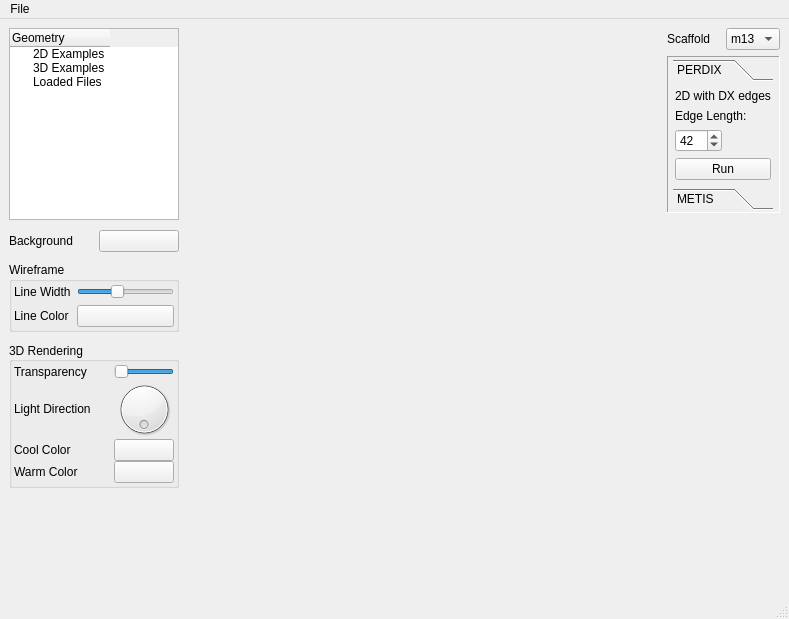
Before: the Qt Designer form ui/AthenaMainWindow.ui in lcbb/athena, drawn with Qt 5.
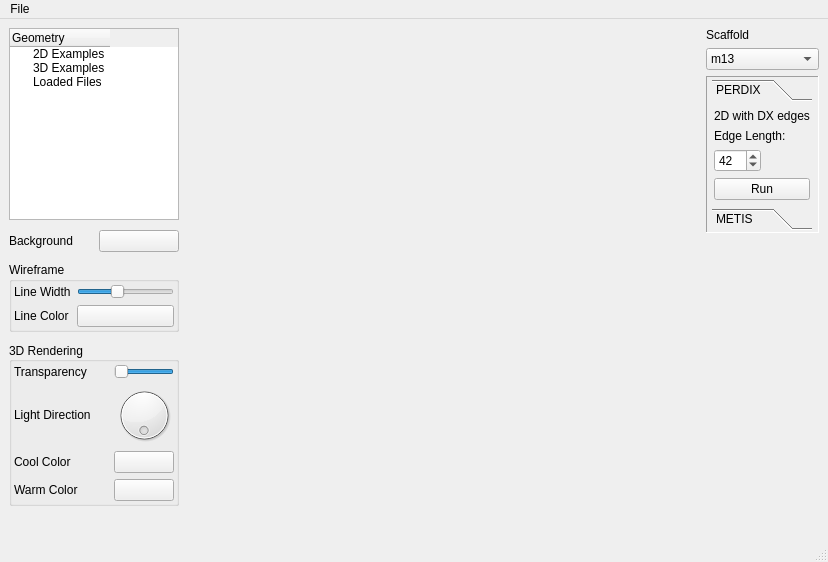
After: the same form once the commit is applied. The open tabs and pages were chosen to show the change. Custom widgets are drawn as their Qt base class.

Commit message: Enable scaffold choice

Diff of the .ui file:
```diff
--- a/ui/AthenaMainWindow.ui
+++ b/ui/AthenaMainWindow.ui
@@ -6,8 +6,8 @@
    <rect>
     <x>0</x>
     <y>0</y>
-    <width>789</width>
-    <height>619</height>
+    <width>828</width>
+    <height>562</height>
    </rect>
   </property>
   <property name="sizePolicy">
@@ -408,9 +408,6 @@
                  <property name="bottomMargin">
                   <number>2</number>
                  </property>
-                 <property name="spacing">
-                  <number>0</number>
-                 </property>
                  <item row="0" column="1">
                   <widget class="QSlider" name="alphaSlider">
                    <property name="sizePolicy">
@@ -571,7 +568,7 @@
            <number>0</number>
           </property>
           <item>
-           <layout class="QHBoxLayout" name="horizontalLayout_3">
+           <layout class="QVBoxLayout" name="verticalLayout_5">
             <item>
              <widget class="QLabel" name="label_9">
               <property name="text">
@@ -580,7 +577,16 @@
              </widget>
             </item>
             <item>
-             <widget class="QComboBox" name="comboBox_2">
+             <widget class="QComboBox" name="scaffoldBox">
+              <property name="sizePolicy">
+               <sizepolicy hsizetype="Preferred" vsizetype="Fixed">
+                <horstretch>0</horstretch>
+                <verstretch>0</verstretch>
+               </sizepolicy>
+              </property>
+              <property name="sizeAdjustPolicy">
+               <enum>QComboBox::AdjustToContents</enum>
+              </property>
               <item>
                <property name="text">
                 <string>m13</string>
@@ -646,8 +652,8 @@
                   <rect>
                    <x>0</x>
                    <y>0</y>
-                   <width>122</width>
-                   <height>109</height>
+                   <width>88</width>
+                   <height>91</height>
                   </rect>
                  </property>
                  <property name="sizePolicy">
@@ -1057,8 +1063,8 @@
     <rect>
      <x>0</x>
      <y>0</y>
-     <width>789</width>
-     <height>22</height>
+     <width>828</width>
+     <height>21</height>
     </rect>
    </property>
    <widget class="QMenu" name="menuAthena">
```
Left out of the diff: 26 changed lines with no effect on the pictures. The commit also changes 1 other file.
